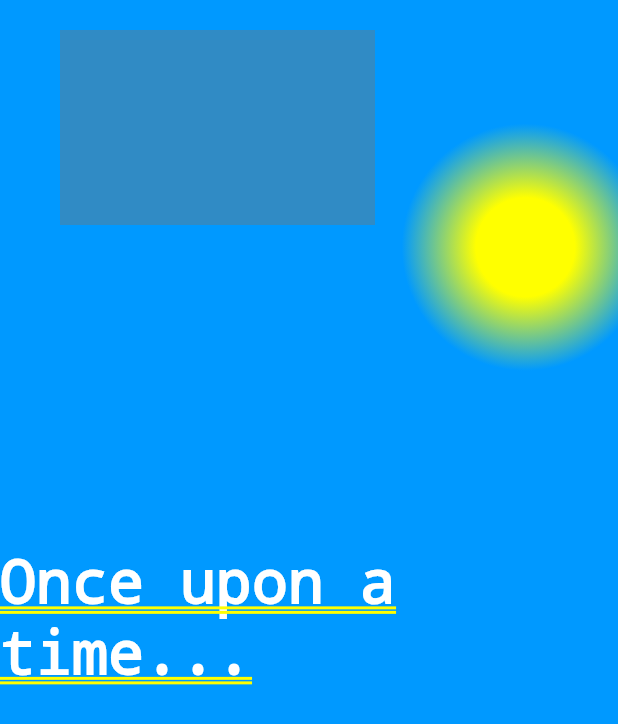
After one commit to roughwin/flutter-learning, a Flutter app: the Page2 screen opened directly, after a tap on "btn2", on a phone screen of 412 x 824 dp. The commit adds this screen. Shown: the top 724 px of the screen. Run offline on Flutter 3.47's test engine with Material 2 defaults, Android fonts, the phone set to English and light mode, and no system bars; our stand-ins replace flutter_redux, fluttertoast, redux.

Commit message:
painting

```diff
--- /dev/null
+++ b/lib/drawer.dart
@@ -0,0 +1,80 @@
+import 'package:flutter/material.dart';
+import 'package:flutter/rendering.dart';
+
+class Drawer extends StatelessWidget {
+  @override
+  Widget build(BuildContext context) {
+    return new CustomPaint(
+      painter: new Sky(),
+      child: new Center(
+        child: new Text(
+          'Once upon a time...',
+          style: const TextStyle(
+            fontSize: 40.0,
+            fontWeight: FontWeight.w900,
+            color: const Color(0xFFFFFFFF),
+          ),
+        ),
+      ),
+    );
+  }
+}
+
+
+class Sky extends CustomPainter {
+  @override
+  void paint(Canvas canvas, Size size) {
+    var rect = Offset.zero & size;
+
+    var gradient = new RadialGradient(
+      center: const Alignment(0.7, -0.6),
+      radius: 0.2,
+      colors: [const Color(0xFFFFFF00), const Color(0xFF0099FF)],
+      stops: [0.4, 1.0],
+    );
+    canvas.drawRect(
+      // Rect.fromLTRB(10.0, 10.0, 100.0, 100.0),
+      // new Paint()..color = Colors.blueGrey,
+      rect,
+      new Paint()..shader = gradient.createShader(rect),
+    );
+    canvas.drawRect(
+      Rect.fromLTRB(40.0, 20.0, 250.0, 150.0),
+      new Paint()
+      ..color = Colors.blueGrey
+      ..colorFilter = new ColorFilter.mode(Colors.black.withOpacity(0.5), BlendMode.dstATop)
+    );
+  }
+
+  @override
+  SemanticsBuilderCallback get semanticsBuilder {
+    return (Size size) {
+      // Annotate a rectangle containing the picture of the sun
+      // with the label "Sun". When text to speech feature is enabled on the
+      // device, a user will be able to locate the sun on this picture by
+      // touch.
+      var rect = Offset.zero & size;
+      var width = size.shortestSide * 0.4;
+      rect = const Alignment(0.8, -0.9).inscribe(new Size(width, width), rect);
+      return [
+        new CustomPainterSemantics(
+          rect: rect,
+          properties: new SemanticsProperties(
+            label: 'Sun',
+            textDirection: TextDirection.ltr,
+          ),
+        ),
+      ];
+    };
+  }
+
+  // Since this Sky painter has no fields, it always paints
+  // the same thing and semantics information is the same.
+  // Therefore we return false here. If we had fields (set
+  // from the constructor) then we would return true if any
+  // of them differed from the same fields on the oldDelegate.
+  @override
+  bool shouldRepaint(Sky oldDelegate) => false;
+  @override
+  bool shouldRebuildSemantics(Sky oldDelegate) => false;
+}
--- a/lib/page1.dart
+++ b/lib/page1.dart
@@ -4,6 +4,7 @@ import 'package:flutter/cupertino.dart';
 import 'transition_route.dart';
 import 'package:fluttertoast/fluttertoast.dart';
 import 'package:flutter_t/counter.dart';
+import 'drawer.dart' as dd;
 
 class Page1 extends StatefulWidget {
   @override
@@ -44,18 +45,14 @@ class _Page1 extends State<Page1> with SingleTickerProviderStateMixin {
     );
     _animation = Tween(begin: 0.0, end: 1.0).animate(_controller)
       ..addListener(() {
-      setState(() {
-
-      });
+        setState(() {});
       });
   }
 
   void changeAnimation() {
     _animation = CurvedAnimation(curve: Curves.elasticOut, parent: _controller)
       ..addListener(() {
-      setState(() {
-
-      });
+        setState(() {});
       });
   }
 
@@ -71,7 +68,7 @@ class _Page1 extends State<Page1> with SingleTickerProviderStateMixin {
       onWillPop: _willPop,
       child: Scaffold(
         appBar: AppBar(
-          title: Text('First Screen' + _animation.value.toString()),
+          title: Text('First Screen' + _animation.value.toStringAsFixed(3)),
         ),
         body: new Center(
           child: RotationTransition(
@@ -80,13 +77,11 @@ class _Page1 extends State<Page1> with SingleTickerProviderStateMixin {
               child: Text('Launch counter'),
               onPressed: () {
                 this.changeAnimation();
-                if (_controller.status == AnimationStatus.completed) {
                 _controller.reset();
-                }
                 _controller.forward();
                 Navigator.push(
                   context,
-                  new XTransitionRoute(widget: new CounterX()),
+                  new XTransitionRoute(widget: new Page2()),
                 );
               },
             ),
@@ -104,13 +99,31 @@ class Page2 extends StatelessWidget {
       appBar: AppBar(
         title: Text("Second Screen"),
       ),
-      body: Center(
-        child: RaisedButton(
-          onPressed: () {
-            Navigator.pop(context);
+      body: ListView(
+        shrinkWrap: true,
+        padding: const EdgeInsets.all(20.0),
+        children: <Widget>[
+          ListTile(
+            title: const Text('btn'),
+            onTap: () {
+              Navigator.push(
+                context,
+                new XTransitionRoute(widget: new CounterX()),
+              );
             },
-          child: Text('Go back!'),
           ),
+          Divider(),
+          ListTile(
+            title: const Text('btn2'),
+            onTap: () {
+              Navigator.push(
+                context,
+                new XTransitionRoute(widget: new dd.Drawer()),
+              );
+              // Navigator.pushNamed(context, '/drawer');
+            },
+          ),
+        ]
       ),
     );
   }
```
Also changed, not shown: lib/main.dart (+9 -1 lines). Lines whose indentation alone changed are shown as unchanged.
